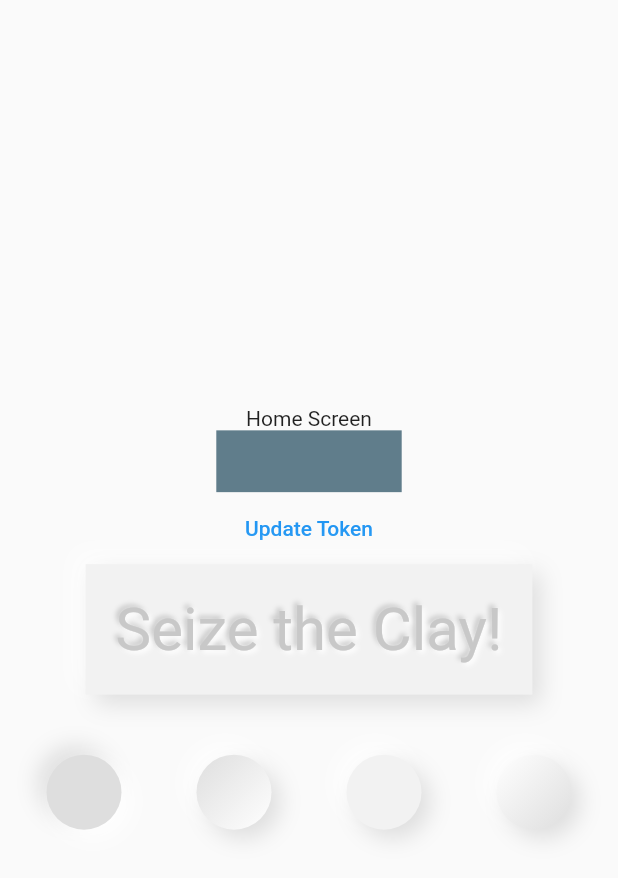
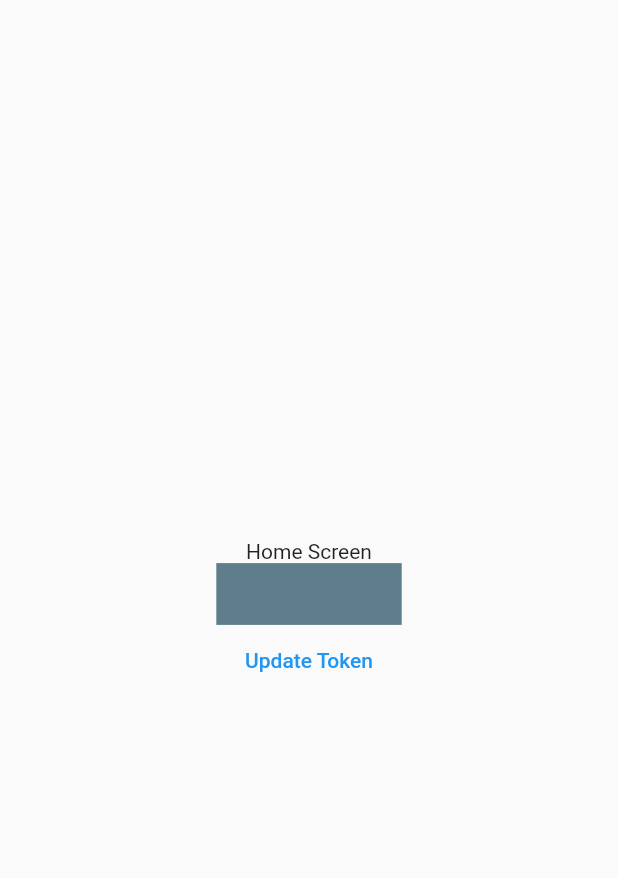
Before and after one commit to kelvin960606/flutterbase, a Flutter app: the Home screen opened by its route, on a phone screen of 412 x 824 dp. Shown: the top 878 px of the screen. Run offline on Flutter 3.47's test engine with Material 2 defaults, Android fonts, the phone set to English and light mode, and no system bars; drawn by our look-alikes of clay_containers; our stand-ins replace animate_do, dio, get, get_storage, shared_preferences; accounts and stored records are empty.

Commit message:
update home

```diff
--- a/lib/Pages/home.dart
+++ b/lib/Pages/home.dart
@@ -33,50 +33,6 @@ class Home extends StatelessWidget {
                   var num = random(1, 100);
                   controller.updateToken(num.toString());
                 }),
-            ClayContainer(
-              color: Color(0xFFF2F2F2),
-              child: Padding(
-                padding: EdgeInsets.all(20),
-                child: ClayText("Seize the Clay!", emboss: true, size: 40),
-              ),
-            ),
-            SizedBox(height: 40),
-            Row(
-              mainAxisAlignment: MainAxisAlignment.center,
-              children: [
-                ClayContainer(
-                  emboss: true,
-                  color: Color(0xFFF2F2F2),
-                  height: 50,
-                  width: 50,
-                  borderRadius: 50,
-                ),
-                SizedBox(width: 50),
-                ClayContainer(
-                  color: Color(0xFFF2F2F2),
-                  height: 50,
-                  width: 50,
-                  borderRadius: 75,
-                  curveType: CurveType.concave,
-                ),
-                SizedBox(width: 50),
-                ClayContainer(
-                  color: Color(0xFFF2F2F2),
-                  height: 50,
-                  width: 50,
-                  borderRadius: 75,
-                  curveType: CurveType.none,
-                ),
-                SizedBox(width: 50),
-                ClayContainer(
-                  color: Color(0xFFF2F2F2),
-                  height: 50,
-                  width: 50,
-                  borderRadius: 75,
-                  curveType: CurveType.convex,
-                ),
-              ],
-            ),
           ],
         ),
       ),
```
